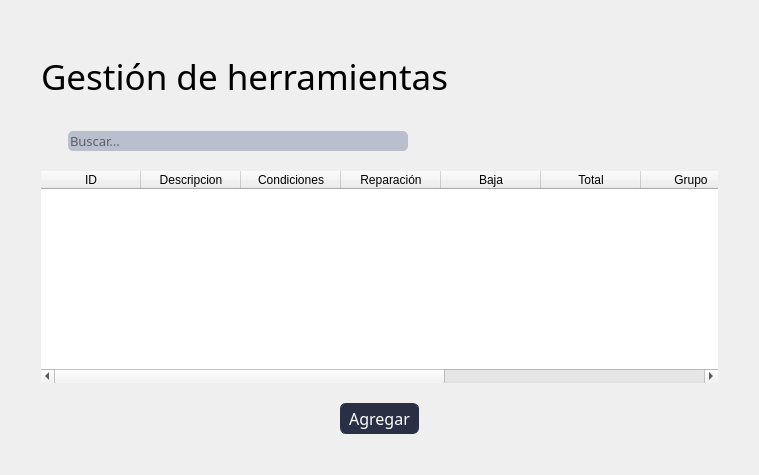
Old version of the form blustock/uis/herramientas.ui in the repository MaxAPBusiness/Blustock.
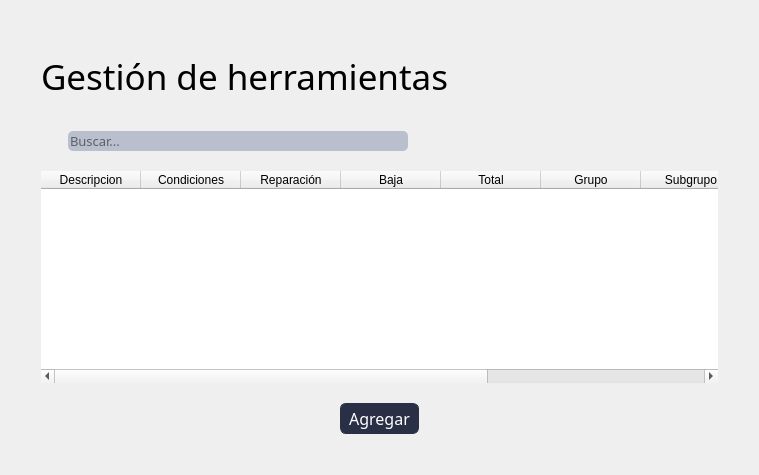
New version of the form. Icons and pictures are not drawn.

The edit to the form file:
```diff
--- a/blustock/uis/herramientas.ui
+++ b/blustock/uis/herramientas.ui
@@ -275,11 +275,6 @@
        <attribute name="verticalHeaderCascadingSectionResizes">
         <bool>false</bool>
        </attribute>
-       <column>
-        <property name="text">
-         <string>ID</string>
-        </property>
-       </column>
        <column>
         <property name="text">
          <string>Descripcion</string>
```
Left out of the diff: 1 changed line with no effect on the pictures.
